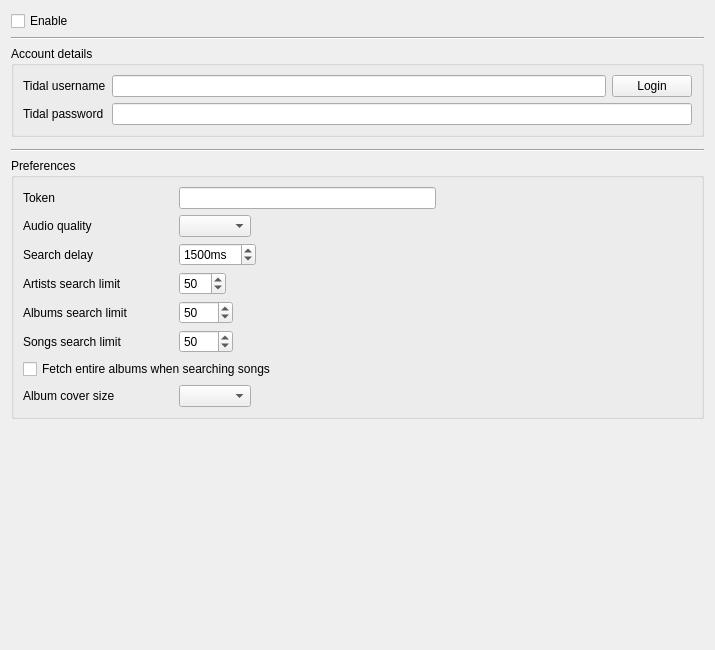
strawberrymusicplayer/strawberry, file src/settings/tidalsettingspage.ui: the form before one commit.
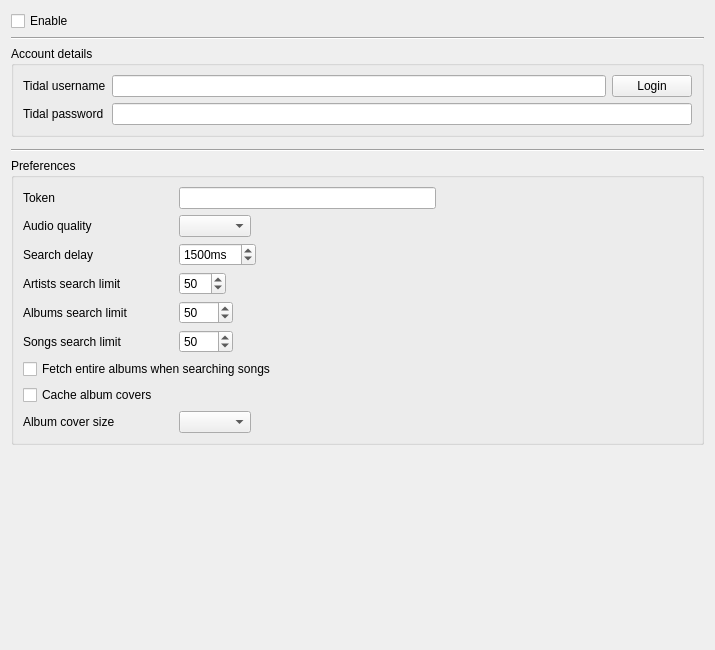
The form after the commit. Icons and pictures are not drawn. Custom widgets are drawn as their Qt base class.

Patch:
```diff
--- a/src/settings/tidalsettingspage.ui
+++ b/src/settings/tidalsettingspage.ui
@@ -352,6 +352,13 @@
         </property>
        </widget>
       </item>
+      <item>
+       <widget class="QCheckBox" name="checkbox_cache_album_covers">
+        <property name="text">
+         <string>Cache album covers</string>
+        </property>
+       </widget>
+      </item>
       <item>
        <layout class="QHBoxLayout" name="layout_coversize">
         <item>
```
